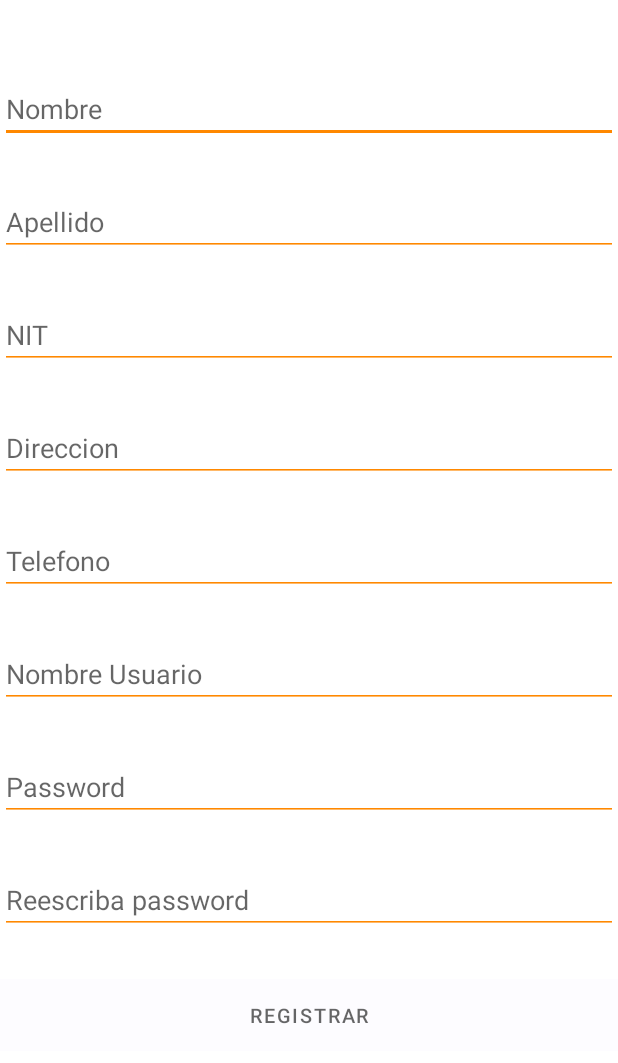
After one commit to AnnFlets/Kapa-Android, an Android app: the MAregistro screen opened directly, with no data from a screen before it, on a phone screen of 412 x 824 dp. The commit adds this screen. Shown: the top 1063 px of the screen. Run offline under Robolectric (Android 15) with nearby library versions, the light colour scheme and no system bars.

Commit message:
07-10-2022

```diff
--- a/KAPA/app/src/main/AndroidManifest.xml
+++ b/KAPA/app/src/main/AndroidManifest.xml
@@ -2,7 +2,9 @@
 <manifest xmlns:android="http://schemas.android.com/apk/res/android"
     xmlns:tools="http://schemas.android.com/tools"
     package="com.krevolorio.myappkapa">
-    <uses-permission android:name="android.permission.INTERNET"/>
+
+    <uses-permission android:name="android.permission.INTERNET" />
+
     <application
         android:allowBackup="true"
         android:dataExtractionRules="@xml/data_extraction_rules"
@@ -15,17 +17,20 @@
         android:usesCleartextTraffic="true"
         tools:targetApi="31">
         <activity
+            android:name=".MAregistro"
+            android:exported="false" />
+        <activity
             android:name=".MAdetallecompra"
             android:exported="false"
-            android:parentActivityName=".MainActivity"/>
+            android:parentActivityName=".MainActivity" />
         <activity
             android:name=".MAcomprar"
             android:exported="false"
-            android:parentActivityName=".MainActivity"/>
+            android:parentActivityName=".MainActivity" />
         <activity
             android:name=".MAlogin"
             android:exported="false"
-            android:parentActivityName=".MainActivity"/>
+            android:parentActivityName=".MainActivity" />
         <activity
             android:name=".MainActivity"
             android:exported="true">
--- a/KAPA/app/src/main/java/com/krevolorio/myappkapa/MAlogin.java
+++ b/KAPA/app/src/main/java/com/krevolorio/myappkapa/MAlogin.java
@@ -2,13 +2,31 @@ package com.krevolorio.myappkapa;
 
 import androidx.appcompat.app.AppCompatActivity;
 
+import android.content.Intent;
 import android.os.Bundle;
+import android.widget.Button;
 
 public class MAlogin extends AppCompatActivity {
+    private Button buttonIr;
+
+    public MAlogin() {
+    }
 
     @Override
     protected void onCreate(Bundle savedInstanceState) {
         super.onCreate(savedInstanceState);
         setContentView(R.layout.activity_malogin);
+        buttonIr = findViewById(R.id.btnIrregistro);
+        this.clickIr();
+
+    }
+
+    private void clickIr() {
+        buttonIr.setOnClickListener(view -> aperturaIrregistro());
+    }
+    private void aperturaIrregistro(){
+        Intent intent = new Intent(this, MAregistro.class);
+                startActivity(intent);
+
     }
 }
--- /dev/null
+++ b/KAPA/app/src/main/java/com/krevolorio/myappkapa/MAregistro.java
@@ -0,0 +1,31 @@
+package com.krevolorio.myappkapa;
+
+import androidx.appcompat.app.AppCompatActivity;
+
+import android.content.Intent;
+import android.os.Bundle;
+import android.view.View;
+import android.widget.Button;
+
+public class MAregistro extends AppCompatActivity {
+    private Button buttonRe;
+
+    public MAregistro(){
+    }
+
+    @Override
+    protected void onCreate(Bundle savedInstanceState) {
+        super.onCreate(savedInstanceState);
+        setContentView(R.layout.activity_maregistro);
+        buttonRe = findViewById(R.id.btnRegistrar);
+        this.clickRe();
+    }
+
+    private void clickRe() {
+        buttonRe.setOnClickListener(view -> aperturaRegistrar());
+    }
+    private void aperturaRegistrar(){
+        Intent intent = new Intent(this, MAregistro.class);
+        startActivity(intent);
+    }
+}
--- a/KAPA/app/src/main/res/layout/activity_malogin.xml
+++ b/KAPA/app/src/main/res/layout/activity_malogin.xml
@@ -75,7 +75,7 @@
             android:inputType="textPassword"
             android:textColor="@android:color/holo_green_dark"
             android:textSize="20sp"
-            android:textFontWeight="15"
+            android:textFontWeight="100"
             android:paddingLeft="5dp"
             android:drawableLeft="@drawable/password"/>
 
@@ -94,7 +94,7 @@
             android:textSize="18sp"/>
 
         <Button
-            android:id="@+id/btnRegistrar"
+            android:id="@+id/btnIrregistro"
             android:layout_width="match_parent"
             android:layout_height="wrap_content"
             android:layout_marginLeft="15dp"
@@ -107,8 +107,6 @@
             android:textStyle="bold"
             android:textSize="13sp"/>
 
-
-
     </LinearLayout>
 
 </RelativeLayout>
--- /dev/null
+++ b/KAPA/app/src/main/res/layout/activity_maregistro.xml
@@ -0,0 +1,92 @@
+<?xml version="1.0" encoding="utf-8"?>
+<RelativeLayout xmlns:android="http://schemas.android.com/apk/res/android"
+    xmlns:app="http://schemas.android.com/apk/res-auto"
+    xmlns:tools="http://schemas.android.com/tools"
+    android:layout_width="match_parent"
+    android:layout_height="match_parent"
+    tools:context=".MAregistro">
+
+    <EditText
+        android:id="@+id/edtNombre"
+        android:layout_width="match_parent"
+        android:layout_height="wrap_content"
+        android:hint="Nombre"
+        android:backgroundTint="@android:color/holo_orange_dark"
+        android:layout_marginTop="50dp"/>
+
+    <EditText
+        android:id="@+id/edtApellido"
+        android:layout_width="match_parent"
+        android:layout_height="wrap_content"
+        android:hint="Apellido"
+        android:backgroundTint="@android:color/holo_orange_dark"
+        android:layout_marginTop="30dp"
+        android:layout_below="@+id/edtNombre"/>
+
+    <EditText
+        android:id="@+id/edtNIT"
+        android:layout_width="match_parent"
+        android:layout_height="wrap_content"
+        android:hint="NIT"
+        android:backgroundTint="@android:color/holo_orange_dark"
+        android:layout_marginTop="30dp"
+        android:layout_below="@+id/edtApellido"/>
+
+    <EditText
+        android:id="@+id/edtDireccion"
+        android:layout_width="match_parent"
+        android:layout_height="wrap_content"
+        android:hint="Direccion"
+        android:backgroundTint="@android:color/holo_orange_dark"
+        android:layout_marginTop="30dp"
+        android:layout_below="@+id/edtNIT"/>
+
+    <EditText
+        android:id="@+id/edtTelefono"
+        android:layout_width="match_parent"
+        android:layout_height="wrap_content"
+        android:hint="Telefono"
+        android:backgroundTint="@android:color/holo_orange_dark"
+        android:layout_marginTop="30dp"
+        android:layout_below="@+id/edtDireccion"/>
+
+    <EditText
+        android:id="@+id/edtUsuario"
+        android:layout_width="match_parent"
+        android:layout_height="wrap_content"
+        android:hint="Nombre Usuario"
+        android:backgroundTint="@android:color/holo_orange_dark"
+        android:layout_marginTop="30dp"
+        android:layout_below="@+id/edtTelefono"/>
+
+    <EditText
+        android:id="@+id/edtPassword"
+        android:layout_width="match_parent"
+        android:layout_height="wrap_content"
+        android:hint="Password"
+        android:backgroundTint="@android:color/holo_orange_dark"
+        android:layout_marginTop="30dp"
+        android:layout_below="@+id/edtUsuario"/>
+
+    <EditText
+        android:id="@+id/edtRepassword"
+        android:layout_width="match_parent"
+        android:layout_height="wrap_content"
+        android:hint="Reescriba password"
+        android:backgroundTint="@android:color/holo_orange_dark"
+        android:layout_marginTop="30dp"
+        android:layout_below="@id/edtPassword"/>
+
+    <Button
+        android:id="@+id/btnRegistrar"
+        android:layout_width="match_parent"
+        android:layout_height="wrap_content"
+        android:background="@color/cardview_shadow_end_color"
+        android:hint="REGISTRAR"
+        android:textColor="@android:color/holo_green_dark"
+        android:textFontWeight="200"
+        android:textStyle="bold"
+        android:textSize="13sp"
+        android:layout_marginTop="30dp"
+        android:layout_below="@id/edtRepassword"/>
+</RelativeLayout>
```
